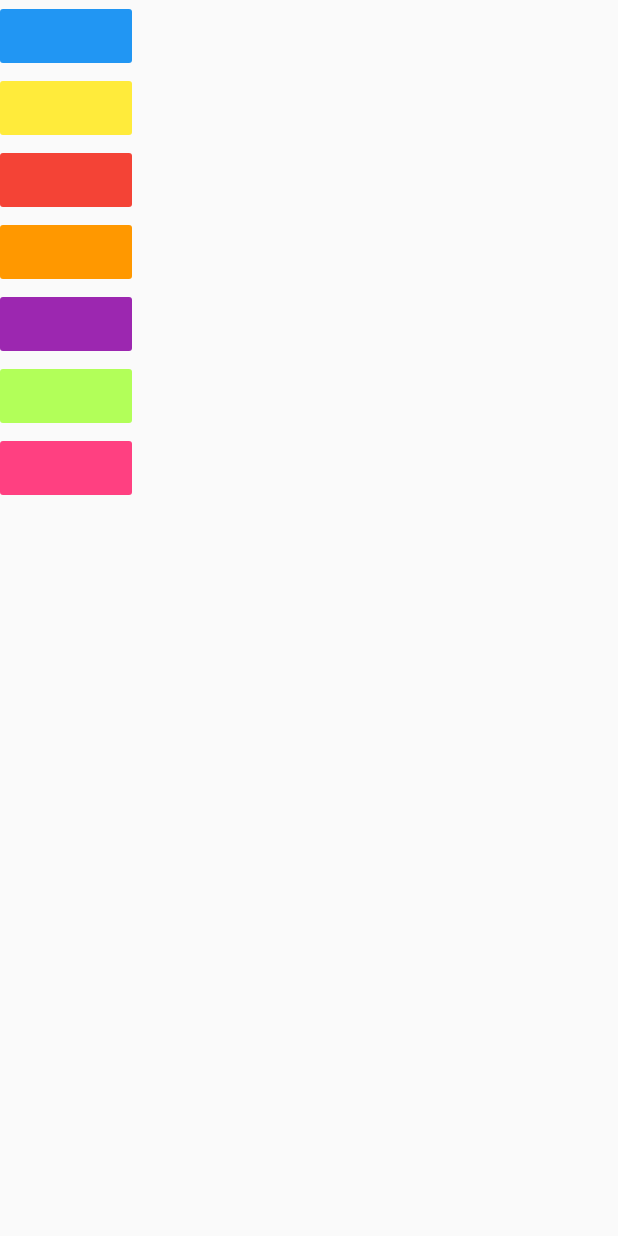
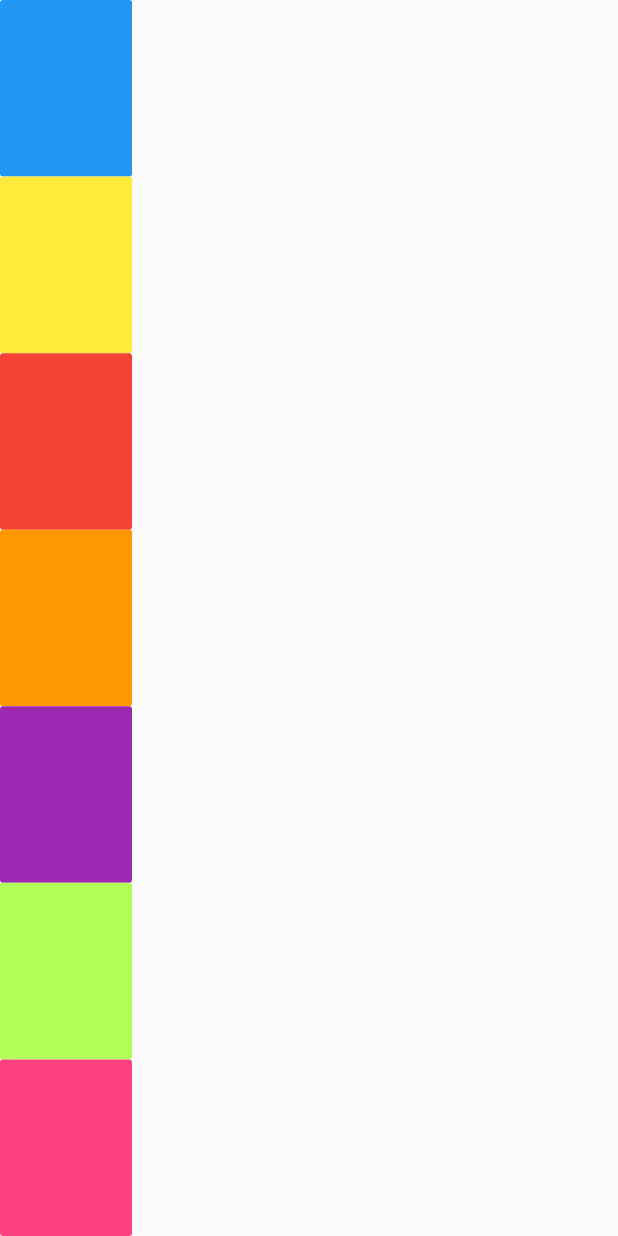
Before and after one commit to QuratulainSajid712/BSCS-B15-B-075-MAD, a Flutter app: the screen it shows after launch, on a phone screen of 412 x 824 dp. Run offline on Flutter 3.47's test engine with Material 2 defaults, Android fonts, the phone set to English and light mode, and no system bars; our stand-ins replace audioplayers; missing offline and left inert: sessional1_075.

Commit message:
wrapped all flat buttons into expanded widget

```diff
--- a/xylophone_app/lib/main.dart
+++ b/xylophone_app/lib/main.dart
@@ -19,50 +19,52 @@ class XylophoneApp extends StatelessWidget {
         body: SafeArea(
           child: Column(
             children:[
-              FlatButton(
-              color: Colors.blue,
-              onPressed: (){
-                playsound(1);
-                },
-          ),
-              FlatButton(
+             Expanded(child:   FlatButton(
+               color: Colors.blue,
+               onPressed: (){
+                 playsound(1);
+               },
+             ),),
+        Expanded(
+              child: FlatButton(
                 color: Colors.yellow,
                 onPressed: (){
                  playsound(2);
                 },
-              ),
-              FlatButton(
+              ),),
+        Expanded(child: FlatButton(
                 color: Colors.red,
                 onPressed: (){
                   playsound(3);
                 },
-              ),
-              FlatButton(
+              ),),
+              Expanded(child: FlatButton(
                 color: Colors.orange,
                 onPressed: (){
                  playsound(4);
                 },
-              ),
-              FlatButton(
+              ),),
+             Expanded(child: FlatButton(
                 color: Colors.purple,
                 onPressed: (){
                   playsound(5);
                 },
 
-              ),
-              FlatButton(
+              ),),
+              Expanded(child: FlatButton(
                 color: Colors.lightGreenAccent,
                 onPressed: (){
                 playsound(6);
                 },
-              ),
-              FlatButton(
+              ),),
+              Expanded(child: FlatButton(
                 color: Colors.pinkAccent,
                 onPressed: (){
                  playsound(7);
                 },
-              ),
+              ),),
             ],
+
           ),
         ),
       ),
```
